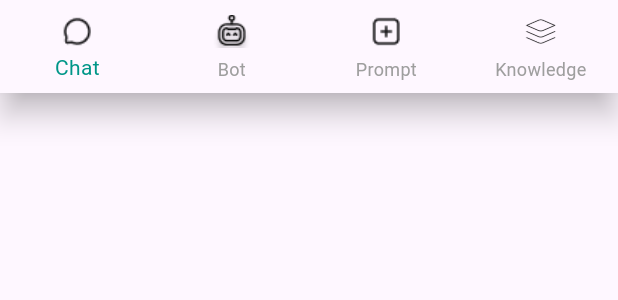
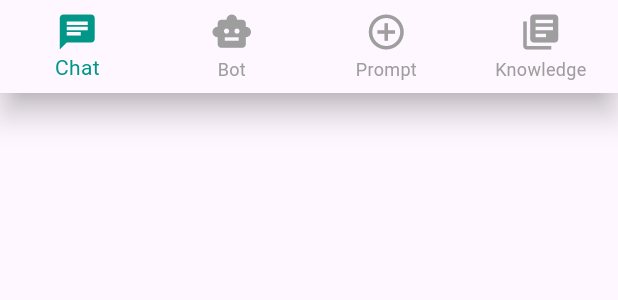
Before and after one commit to HTNam1008/jarviss, a Flutter app: the BottomNavigation widget shown alone on an empty page, opened directly with empty values, on a phone screen of 412 x 824 dp. Shown: the top 300 px of the screen. Run offline on Flutter 3.47's test engine with Material 3 defaults, Android fonts, the phone set to English and light mode, and no system bars; our stand-ins replace dartz, dio, file_picker, flutter_secure_storage, freezed_annotation, get_it and 5 more; accounts and stored records are empty; generated files the repository leaves out were written again; network calls fail; project files that could hold a hidden picture were left out.

```diff
--- a/lib/presentation/common/bottom_navigation.dart
+++ b/lib/presentation/common/bottom_navigation.dart
@@ -20,32 +20,16 @@ class BottomNavigation extends StatelessWidget {
       onTap: onTap,
       items: <BottomNavigationBarItem>[
         BottomNavigationBarItem(
-            icon: Image.asset(
-              ImageAssets.messageCircleIc,
-              width: AppSize.s28,
-              height: AppSize.s28,
-            ),
+            icon: Icon(Icons.chat, size: AppSize.s28),
             label: 'Chat'),
         BottomNavigationBarItem(
-            icon: Image.asset(
-              ImageAssets.botIc,
-              width: AppSize.s28,
-              height: AppSize.s28,
-            ),
+            icon: Icon(Icons.smart_toy, size: AppSize.s28),
             label: 'Bot'),
         BottomNavigationBarItem(
-            icon: Image.asset(
-              ImageAssets.addIc,
-              width: AppSize.s28,
-              height: AppSize.s28,
-            ),
+            icon: Icon(Icons.add_circle_outline, size: AppSize.s28),
             label: 'Prompt'),
         BottomNavigationBarItem(
-            icon: Image.asset(
-              ImageAssets.knowledgeIc,
-              width: AppSize.s28,
-              height: AppSize.s28,
-            ),
+            icon: Icon(Icons.library_books, size: AppSize.s28),
             label: 'Knowledge'),
       ],
       selectedItemColor: Colors.teal,
```
Also changed, not shown: lib/presentation/chat/chat_view.dart (+18 -3 lines), lib/presentation/common/chat_input_box.dart (+27 -9 lines), lib/presentation/profile/detail_profile_view.dart (+11 -4 lines), lib/presentation/profile/profile_view.dart (+11 -3 lines).
